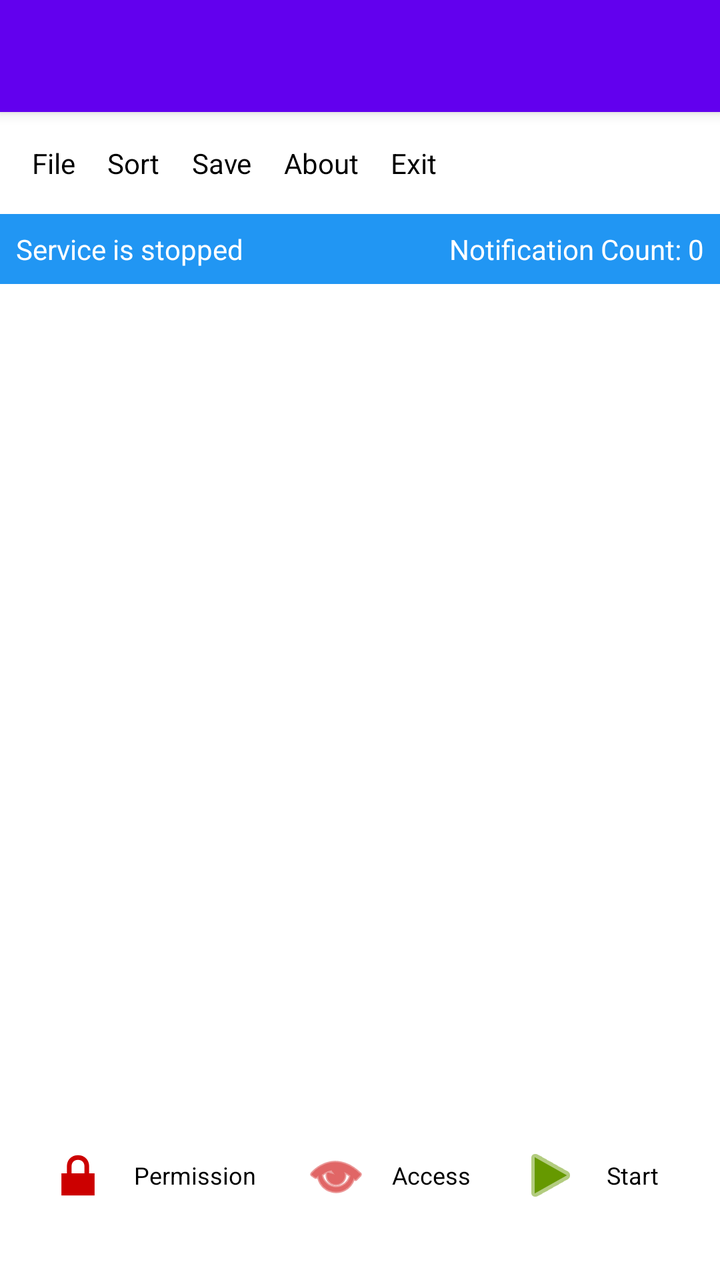
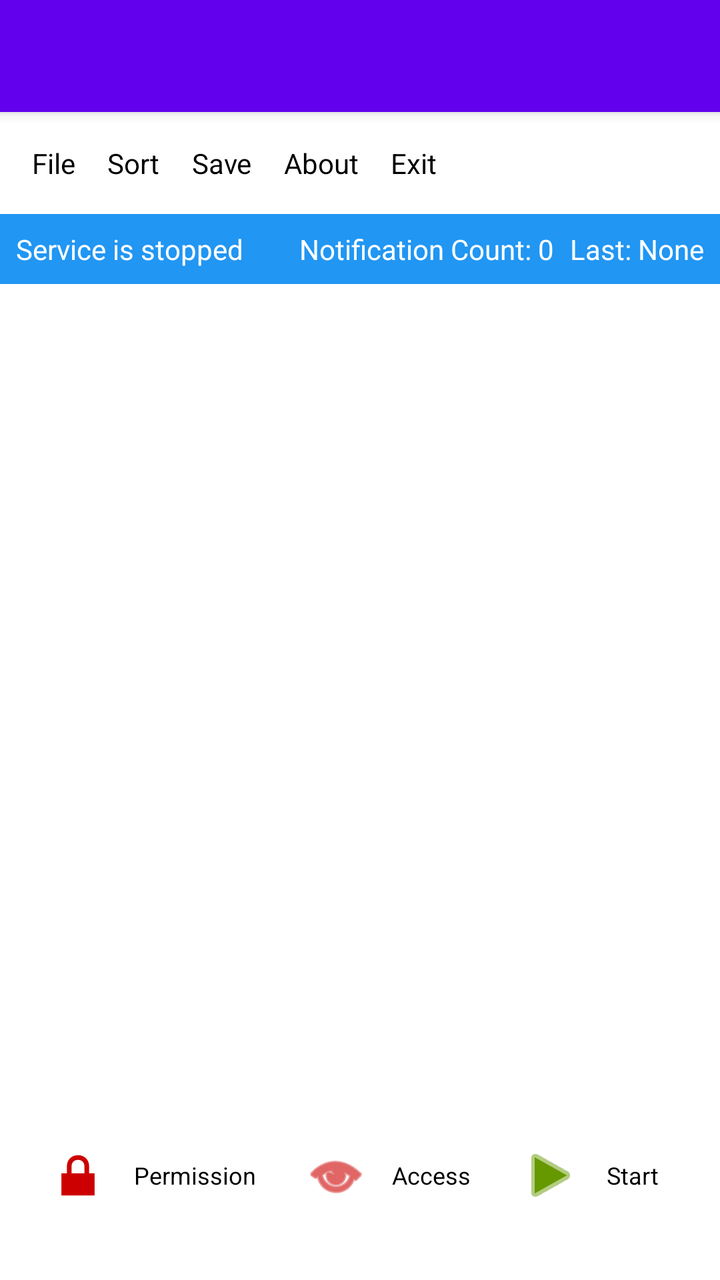

Compare the two renders of this Android layout. The source of the first and the diff that turns it into the second are given below.
<!-- AndroidManifest.xml: activity theme Theme.NotificationLog -->
<!-- res/layout/activity_main.xml -->
<?xml version="1.0" encoding="utf-8"?>
<layout xmlns:android="http://schemas.android.com/apk/res/android"
    xmlns:app="http://schemas.android.com/apk/res-auto"
    xmlns:tools="http://schemas.android.com/tools">

    <androidx.constraintlayout.widget.ConstraintLayout
        android:layout_width="match_parent"
        android:layout_height="match_parent"
        android:background="?android:attr/colorBackground">

        <androidx.appcompat.widget.Toolbar
            android:id="@+id/toolbar"
            android:layout_width="match_parent"
            android:layout_height="?attr/actionBarSize"
            android:background="?attr/colorPrimary"
            android:elevation="4dp"
            android:theme="@style/Theme.NotificationLog.AppBarOverlay"
            app:popupTheme="@style/Theme.NotificationLog.PopupOverlay"
            app:layout_constraintTop_toTopOf="parent" />

        
        <LinearLayout
            android:id="@+id/menu_bar"
            android:layout_width="match_parent"
            android:layout_height="wrap_content"
            android:orientation="horizontal"
            android:background="?attr/colorSurface"
            android:padding="8dp"
            app:layout_constraintTop_toBottomOf="@id/toolbar">

            <TextView
                android:id="@+id/menu_file"
                android:layout_width="wrap_content"
                android:layout_height="wrap_content"
                android:text="File"
                android:padding="8dp"
                android:textColor="?attr/colorOnSurface"
                android:background="?attr/selectableItemBackground" />

            <TextView
                android:id="@+id/menu_sort"
                android:layout_width="wrap_content"
                android:layout_height="wrap_content"
                android:text="Sort"
                android:padding="8dp"
                android:textColor="?attr/colorOnSurface"
                android:background="?attr/selectableItemBackground" />

            <TextView
                android:id="@+id/menu_save"
                android:layout_width="wrap_content"
                android:layout_height="wrap_content"
                android:text="Save"
                android:padding="8dp"
                android:textColor="?attr/colorOnSurface"
                android:background="?attr/selectableItemBackground" />

            <TextView
                android:id="@+id/menu_about"
                android:layout_width="wrap_content"
                android:layout_height="wrap_content"
                android:text="About"
                android:padding="8dp"
                android:textColor="?attr/colorOnSurface"
                android:background="?attr/selectableItemBackground" />

            <TextView
                android:id="@+id/menu_exit"
                android:layout_width="wrap_content"
                android:layout_height="wrap_content"
                android:text="Exit"
                android:padding="8dp"
                android:textColor="?attr/colorOnSurface"
                android:background="?attr/selectableItemBackground" />
        </LinearLayout>

        
        <LinearLayout
            android:id="@+id/status_container"
            android:layout_width="match_parent"
            android:layout_height="wrap_content"
            android:background="@color/blue_500"
            android:orientation="horizontal"
            android:padding="8dp"
            app:layout_constraintTop_toBottomOf="@id/menu_bar">

            <TextView
                android:id="@+id/tvServiceStatus"
                android:layout_width="0dp"
                android:layout_height="wrap_content"
                android:layout_weight="1"
                android:text="@string/service_stopped"
                android:textColor="@color/white"
                android:textSize="14sp" />

            <TextView
                android:id="@+id/tvNotificationCount"
                android:layout_width="wrap_content"
                android:layout_height="wrap_content"
                android:text="@string/notification_count_default"
                android:textColor="@color/white"
                android:textSize="14sp" />
        </LinearLayout>

        <androidx.recyclerview.widget.RecyclerView
            android:id="@+id/notification_list"
            android:layout_width="match_parent"
            android:layout_height="0dp"
            app:layout_constraintTop_toBottomOf="@id/status_container"
            app:layout_constraintBottom_toTopOf="@id/button_container"
            tools:listitem="@layout/item_notification" />

        
        <LinearLayout
            android:id="@+id/button_container"
            android:layout_width="match_parent"
            android:layout_height="wrap_content"
            android:orientation="horizontal"
            android:gravity="center"
            android:padding="8dp"
            android:background="?attr/colorSurface"
            app:layout_constraintBottom_toBottomOf="parent">

            <LinearLayout
                android:layout_width="wrap_content"
                android:layout_height="wrap_content"
                android:orientation="horizontal"
                android:gravity="center_vertical"
                android:layout_margin="8dp">

                <ImageButton
                    android:id="@+id/btnRequestPermission"
                    android:layout_width="48dp"
                    android:layout_height="48dp"
                    android:src="@android:drawable/ic_lock_lock"
                    android:background="?attr/selectableItemBackgroundBorderless"
                    android:contentDescription="Permission"
                    android:scaleType="centerInside"
                    android:tint="@android:color/holo_red_dark" />

                <TextView
                    android:layout_width="wrap_content"
                    android:layout_height="wrap_content"
                    android:layout_marginStart="4dp"
                    android:text="Permission"
                    android:textColor="?attr/colorOnSurface"
                    android:textSize="12sp" />
            </LinearLayout>

            <LinearLayout
                android:layout_width="wrap_content"
                android:layout_height="wrap_content"
                android:orientation="horizontal"
                android:gravity="center_vertical"
                android:layout_margin="8dp">

                <ImageButton
                    android:id="@+id/btnEnableService"
                    android:layout_width="48dp"
                    android:layout_height="48dp"
                    android:src="@android:drawable/ic_menu_view"
                    android:background="?attr/selectableItemBackgroundBorderless"
                    android:contentDescription="Notification Access"
                    android:scaleType="centerInside"
                    android:tint="@android:color/holo_red_dark" />

                <TextView
                    android:layout_width="wrap_content"
                    android:layout_height="wrap_content"
                    android:layout_marginStart="4dp"
                    android:text="Access"
                    android:textColor="?attr/colorOnSurface"
                    android:textSize="12sp" />
            </LinearLayout>

            <LinearLayout
                android:layout_width="wrap_content"
                android:layout_height="wrap_content"
                android:orientation="horizontal"
                android:gravity="center_vertical"
                android:layout_margin="8dp">

                <ImageButton
                    android:id="@+id/btnCapture"
                    android:layout_width="48dp"
                    android:layout_height="48dp"
                    android:src="@android:drawable/ic_media_play"
                    android:background="?attr/selectableItemBackgroundBorderless"
                    android:contentDescription="Capture"
                    android:scaleType="centerInside"
                    android:tint="@android:color/holo_green_dark" />

                <TextView
                    android:id="@+id/tvCaptureLabel"
                    android:layout_width="wrap_content"
                    android:layout_height="wrap_content"
                    android:layout_marginStart="4dp"
                    android:text="Start"
                    android:textColor="?attr/colorOnSurface"
                    android:textSize="12sp" />
            </LinearLayout>

            <LinearLayout
                android:layout_width="wrap_content"
                android:layout_height="wrap_content"
                android:orientation="horizontal"
                android:gravity="center_vertical"
                android:layout_margin="8dp">

                <ImageButton
                    android:id="@+id/btnClear"
                    android:layout_width="48dp"
                    android:layout_height="48dp"
                    android:src="@android:drawable/ic_menu_delete"
                    android:background="?attr/selectableItemBackgroundBorderless"
                    android:contentDescription="Clear All"
                    android:scaleType="centerInside" />

                <TextView
                    android:layout_width="wrap_content"
                    android:layout_height="wrap_content"
                    android:layout_marginStart="4dp"
                    android:text="Clear"
                    android:textColor="?attr/colorOnSurface"
                    android:textSize="12sp" />
            </LinearLayout>
        </LinearLayout>

    </androidx.constraintlayout.widget.ConstraintLayout>
</layout>
<!-- res/layout/item_notification.xml (included above) -->
<?xml version="1.0" encoding="utf-8"?>
<layout xmlns:android="http://schemas.android.com/apk/res/android"
    xmlns:app="http://schemas.android.com/apk/res-auto">

    <data>
        <variable
            name="notification"
            type="com.notificationlog.model.NotificationItem" />
    </data>

    <androidx.constraintlayout.widget.ConstraintLayout
        android:layout_width="match_parent"
        android:layout_height="wrap_content"
        android:padding="8dp"
        android:background="?attr/selectableItemBackground">

        <TextView
            android:id="@+id/textAppName"
            android:layout_width="0dp"
            android:layout_height="wrap_content"
            android:text="@{notification.appName}"
            android:textStyle="bold"
            android:textSize="14sp"
            android:textColor="@color/black"
            app:layout_constraintStart_toStartOf="parent"
            app:layout_constraintTop_toTopOf="parent"
            app:layout_constraintEnd_toStartOf="@+id/textDate"
            app:layout_constraintWidth_percent="0.6" />

        <TextView
            android:id="@+id/textDate"
            android:layout_width="wrap_content"
            android:layout_height="wrap_content"
            android:textSize="12sp"
            android:textColor="@android:color/darker_gray"
            app:layout_constraintEnd_toEndOf="parent"
            app:layout_constraintTop_toTopOf="parent"
            app:layout_constraintBottom_toBottomOf="@+id/textAppName" />

        <TextView
            android:id="@+id/textTitle"
            android:layout_width="0dp"
            android:layout_height="wrap_content"
            android:text="@{notification.title}"
            android:textSize="14sp"
            android:maxLines="1"
            android:ellipsize="end"
            android:layout_marginTop="4dp"
            app:layout_constraintStart_toStartOf="parent"
            app:layout_constraintEnd_toStartOf="@+id/btnDelete"
            app:layout_constraintTop_toBottomOf="@+id/textAppName" />

        <ImageButton
            android:id="@+id/btnDelete"
            android:layout_width="32dp"
            android:layout_height="32dp"
            android:src="@android:drawable/ic_menu_delete"
            android:background="?attr/selectableItemBackgroundBorderless"
            android:contentDescription="Delete"
            android:tint="@android:color/darker_gray"
            app:layout_constraintEnd_toEndOf="parent"
            app:layout_constraintTop_toBottomOf="@+id/textDate"
            app:layout_constraintBottom_toBottomOf="parent" />

        
        <View
            android:layout_width="match_parent"
            android:layout_height="1dp"
            android:background="#E0E0E0"
            android:layout_marginTop="8dp"
            app:layout_constraintTop_toBottomOf="@+id/textTitle" />

    </androidx.constraintlayout.widget.ConstraintLayout>
</layout>
<!-- resources referenced by this layout -->
<resources>
  <color name="black">#FF000000</color>
  <color name="blue_500">#2196F3</color>
  <color name="white">#FFFFFFFF</color>
  <string name="notification_count_default">Notification Count: 0</string>
  <string name="service_stopped">Service is stopped</string>
  <style name="Theme.NotificationLog.AppBarOverlay" parent="ThemeOverlay.MaterialComponents.Dark.ActionBar" />
  <style name="Theme.NotificationLog.PopupOverlay" parent="ThemeOverlay.MaterialComponents.Light" />
  <style name="Theme.NotificationLog" parent="Theme.MaterialComponents.DayNight.NoActionBar">
          
          <item name="colorPrimary">@color/purple_500</item>
          <item name="colorPrimaryVariant">@color/purple_700</item>
          <item name="colorOnPrimary">@color/white</item>
          
          <item name="colorSecondary">@color/teal_200</item>
          <item name="colorSecondaryVariant">@color/teal_700</item>
          <item name="colorOnSecondary">@color/black</item>
          
          <item name="android:statusBarColor" tools:targetApi="l">?attr/colorPrimaryVariant</item>
          
      </style>
  <color name="purple_500">#FF6200EE</color>
  <color name="purple_700">#FF3700B3</color>
  <color name="teal_200">#FF03DAC5</color>
  <color name="teal_700">#FF018786</color>
</resources>

<!-- the commit's change to res/layout/activity_main.xml (unified diff, before → after) -->
@@ -98,6 +98,15 @@
                 android:layout_width="wrap_content"
                 android:layout_height="wrap_content"
                 android:text="@string/notification_count_default"
+                android:textColor="@color/white"
+                android:textSize="14sp" />
+
+            <TextView
+                android:id="@+id/tvLastCaptured"
+                android:layout_width="wrap_content"
+                android:layout_height="wrap_content"
+                android:layout_marginStart="8dp"
+                android:text="Last: None"
                 android:textColor="@color/white"
                 android:textSize="14sp" />
         </LinearLayout>
